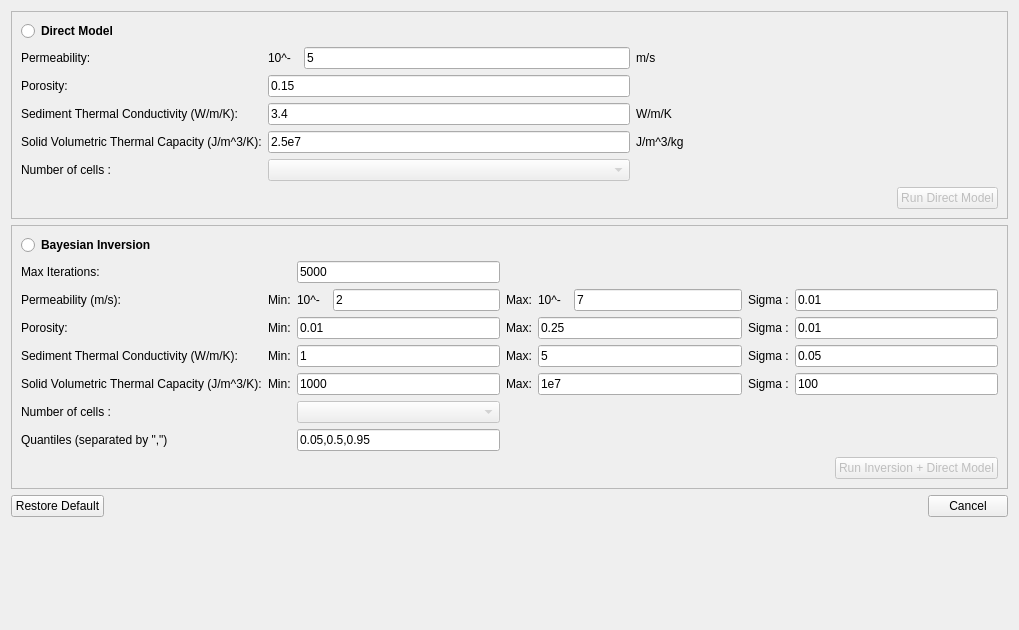
Old version of the form molonaviz/dialogcompute.ui in the repository SandraClodion/projet_molonaviz.
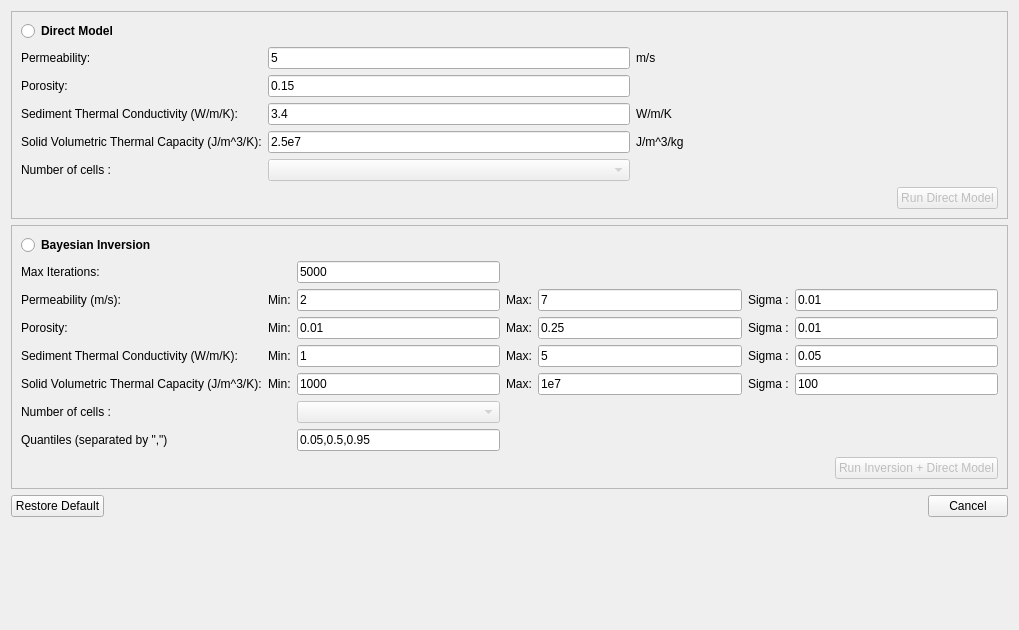
New version of the form.

Commit message: petits changements dialogcompute

Patch:
```diff
--- a/molonaviz/dialogcompute.ui
+++ b/molonaviz/dialogcompute.ui
@@ -67,28 +67,9 @@
          </widget>
         </item>
         <item row="0" column="1">
-         <layout class="QHBoxLayout" name="horizontalLayout_3" stretch="0,1">
+         <layout class="QHBoxLayout" name="horizontalLayout_3" stretch="1">
           <item>
-           <widget class="QLabel" name="label10Power">
-            <property name="minimumSize">
-             <size>
-              <width>30</width>
-              <height>0</height>
-             </size>
-            </property>
-            <property name="maximumSize">
-             <size>
-              <width>40</width>
-              <height>16777215</height>
-             </size>
-            </property>
-            <property name="text">
-             <string>10^-</string>
-            </property>
-           </widget>
-          </item>
-          <item>
-           <widget class="QLineEdit" name="lineEditMoinsLog10KDirect">
+           <widget class="QLineEdit" name="lineEditKDirect">
             <property name="minimumSize">
              <size>
               <width>0</width>
@@ -601,26 +582,7 @@
         <item row="1" column="2">
          <layout class="QHBoxLayout" name="horizontalLayout_6">
           <item>
-           <widget class="QLabel" name="label10Power_2">
-            <property name="minimumSize">
-             <size>
-              <width>30</width>
-              <height>0</height>
-             </size>
-            </property>
-            <property name="maximumSize">
-             <size>
-              <width>40</width>
-              <height>16777215</height>
-             </size>
-            </property>
-            <property name="text">
-             <string>10^-</string>
-            </property>
-           </widget>
-          </item>
-          <item>
-           <widget class="QLineEdit" name="lineEditMoinsLog10KMin">
+           <widget class="QLineEdit" name="lineEditKMin">
             <property name="text">
              <string>2</string>
             </property>
@@ -641,26 +603,7 @@
         <item row="1" column="4">
          <layout class="QHBoxLayout" name="horizontalLayout_7">
           <item>
-           <widget class="QLabel" name="label10Power_3">
-            <property name="minimumSize">
-             <size>
-              <width>30</width>
-              <height>0</height>
-             </size>
-            </property>
-            <property name="maximumSize">
-             <size>
-              <width>40</width>
-              <height>16777215</height>
-             </size>
-            </property>
-            <property name="text">
-             <string>10^-</string>
-            </property>
-           </widget>
-          </item>
-          <item>
-           <widget class="QLineEdit" name="lineEditMoinsLog10KMax">
+           <widget class="QLineEdit" name="lineEditKMax">
             <property name="text">
              <string>7</string>
             </property>
```
Left out of the diff: 2 changed lines with no effect on the pictures. The commit also changes 1 other file.
